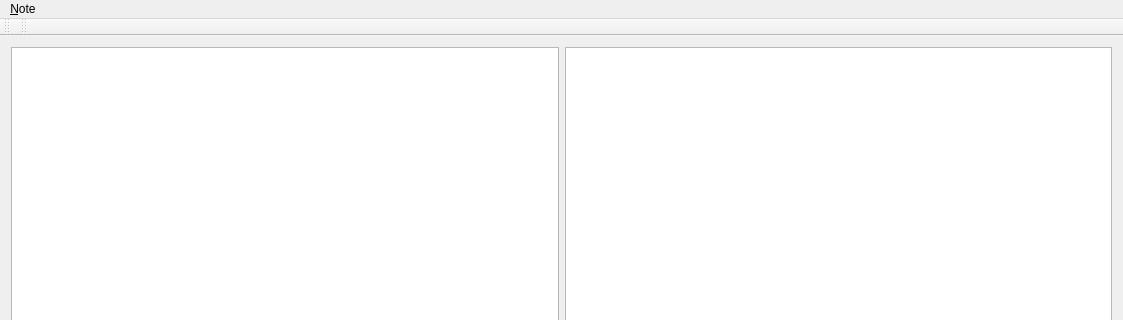
Before: the Qt Designer form src/mainwindow.ui in pbek/QOwnNotes, drawn with Qt 5; both pictures show x 0 to 1123 and y 0 to 320 of the 1123 by 846 pixel window.
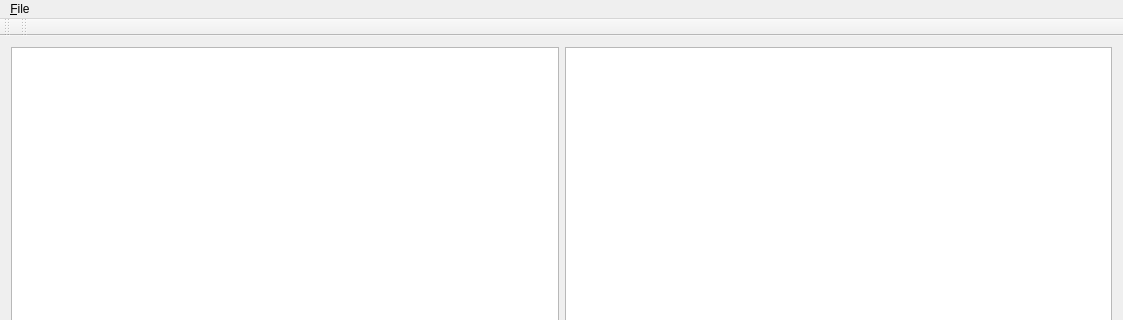
After: the same form once the commit is applied.

Commit message: ownCloud notes folder can now be select upon first startup of the app

Diff of the .ui file:
```diff
--- a/src/mainwindow.ui
+++ b/src/mainwindow.ui
@@ -48,7 +48,7 @@
    </property>
    <widget class="QMenu" name="menuQOwnNotes">
     <property name="title">
-     <string>&amp;Note</string>
+     <string>&amp;File</string>
     </property>
     <addaction name="action_New"/>
     <addaction name="action_Quit"/>
```
Left out of the diff: 6 changed lines with no effect on the pictures. The commit also changes 2 other files.
